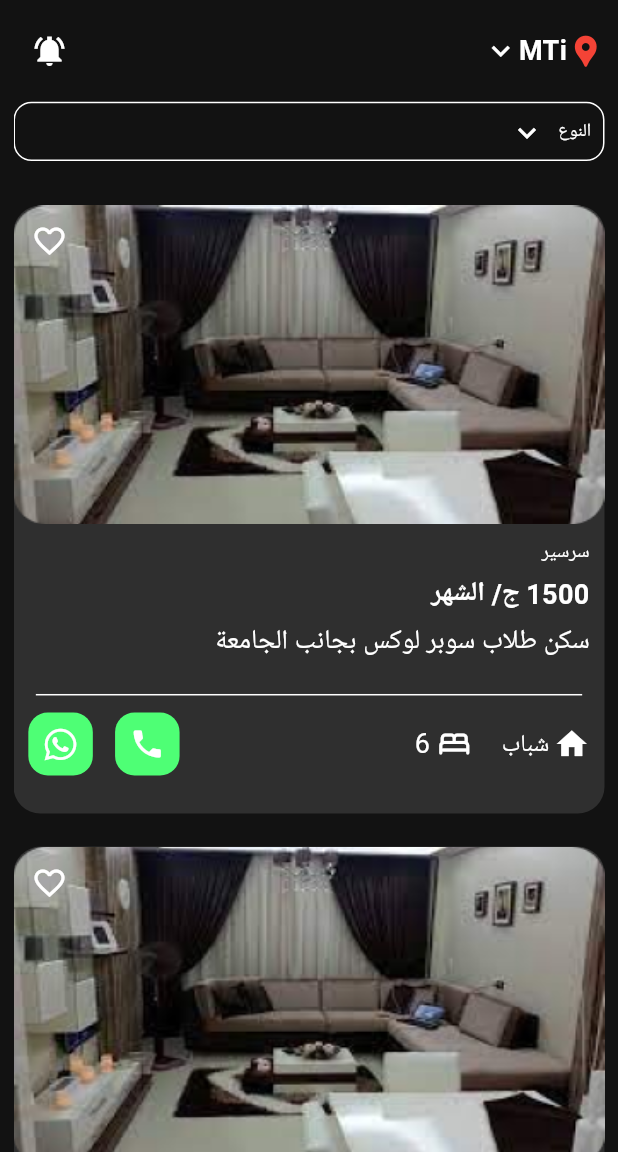
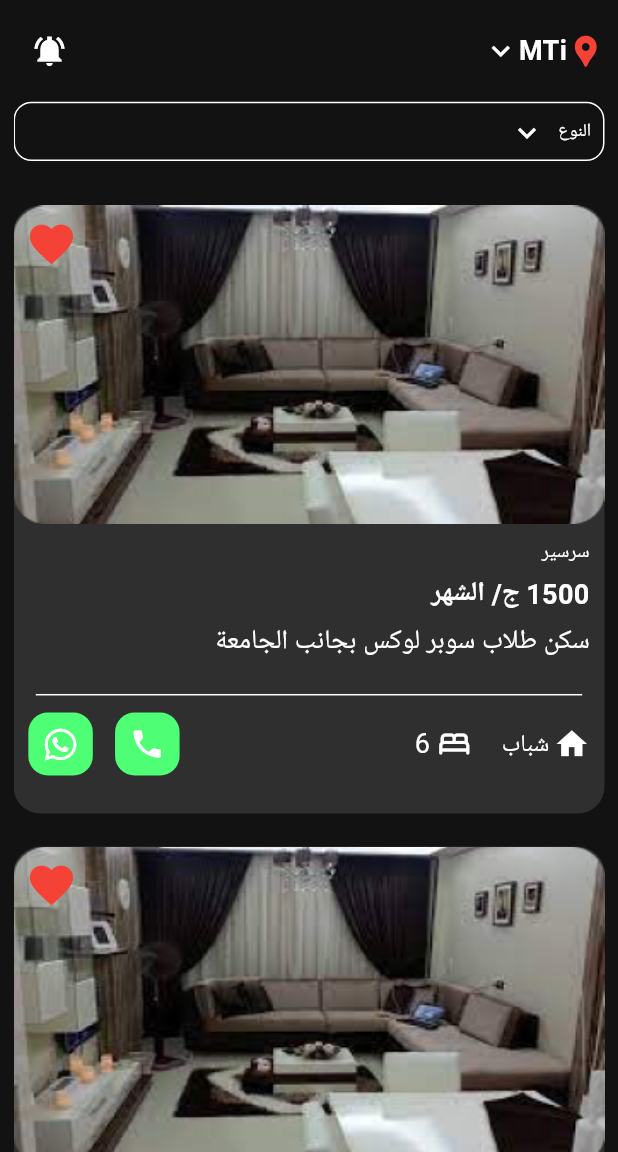
Before and after one commit to aymanaboelela/House_App, a Flutter app: the HomeView screen opened directly, on a phone screen of 412 x 824 dp, the part 84-1236 px from its top. Run offline on Flutter 3.47's test engine with Material 3 defaults, Android fonts, the phone set to English and light mode, and no system bars; our stand-ins replace bloc, concentric_transition, curved_navigation_bar, dots_indicator, flutter_bloc, font_awesome_flutter and 3 more; accounts and stored records are empty; Roboto replaces fonts that are missing (Cairo, Lemonada, Mirza).

```diff
--- a/lib/Features/home/Presentation/views/home_view.dart
+++ b/lib/Features/home/Presentation/views/home_view.dart
@@ -45,7 +45,7 @@ class _HomeViewState extends State<HomeView> {
             SliverList(
               delegate: SliverChildBuilderDelegate(
                 (context, index) {
-                  return CustomProduct();
+                  return const  CustomProduct();
                 },
                 childCount: 10,
               ),
--- a/lib/Features/home/Presentation/widgets/costom_prodact.dart
+++ b/lib/Features/home/Presentation/widgets/costom_prodact.dart
@@ -1,46 +1,24 @@
 import 'package:flutter/material.dart';
+import 'package:flutter_bloc/flutter_bloc.dart';
 import 'package:font_awesome_flutter/font_awesome_flutter.dart';
 import 'package:go_router/go_router.dart';
 import 'package:google_fonts/google_fonts.dart';
+import 'package:house_app_one/Features/home/data/cubit/favoret/favoret_cubit.dart';
 import 'package:house_app_one/core/utils/app_route.dart';
 import '../../../../core/utils/responsive.dart';
-
-import '../../data/shered_preferences/shared_preferences.dart';
 import 'custom_coll.dart';
 
-class CustomProduct extends StatefulWidget {
-  CustomProduct({super.key});
-  @override
-  State<CustomProduct> createState() => _CustomProductState();
-}
-
-class _CustomProductState extends State<CustomProduct> {
-  @override
-  @override
-  void initState() {
-    super.initState();
-    initFavoriteState();
-  }
-
-  Future<void> initFavoriteState() async {
-    // Initialize shared preferences before using it
-    await CacheData.cacheDataInit();
-
-    // Retrieve the favorite state from shared preferences
-    bool cachedFavorite = CacheData.getdata(key: "isfavoretproduct") ?? true;
-
-    // Update the state only if the widget is still mounted
-    if (mounted) {
-      setState(() {
-        isfavorite = cachedFavorite;
-      });
-    }
-  }
-
-  bool isfavorite = true;
-
+class CustomProduct extends StatelessWidget {
+  const CustomProduct({super.key});
   @override
   Widget build(BuildContext context) {
+    return BlocConsumer<FavoretCubit, FavoretState>(
+      listener: (context, state) {
+        if (state is FavoretCachProuduct) {
+          BlocProvider.of<FavoretCubit>(context).getDataProduct();
+        }
+      },
+      builder: (context, state) {
         return Padding(
           padding: const EdgeInsets.only(bottom: 22),
           child: InkWell(
@@ -155,23 +133,17 @@ class _CustomProductState extends State<CustomProduct> {
               Positioned(
                 left: 0,
                 child: IconButton(
-              onPressed: () async {
-                // Save the updated favorite state to shared preferences
-                await CacheData.setData(
-                  key: "isfavoretproduct",
-                  value: !isfavorite,
-                );
-
-
-                setState(() {
-                  isfavorite = !isfavorite;
-                });
+                  onPressed: () {
+                    BlocProvider.of<FavoretCubit>(context).setDataProduct();
                   },
-              icon: isfavorite
+                  icon: BlocProvider.of<FavoretCubit>(context).isfavoriteProduct
                       ? const Icon(Icons.favorite_border)
                       : Icon(
                           Icons.favorite,
-                      color: isfavorite ? Colors.grey : Colors.red,
+                          color: BlocProvider.of<FavoretCubit>(context)
+                                  .isfavoriteProduct
+                              ? Colors.grey
+                              : Colors.red,
                           size: SizeConfig.defaultSize! * 3.5,
                         ),
                 ),
@@ -179,5 +151,7 @@ class _CustomProductState extends State<CustomProduct> {
             ]),
           ),
         );
+      },
+    );
   }
 }
--- /dev/null
+++ b/lib/Features/home/data/cubit/favoret/favoret_state.dart
@@ -0,0 +1,14 @@
+part of 'favoret_cubit.dart';
+
+@immutable
+abstract class FavoretState {}
+
+class FavoretInitial extends FavoretState {}
+
+class FavoretChenge extends FavoretState {}
+
+class FavoretCach extends FavoretState {}
+
+class FavoretChengeProduct extends FavoretState {}
+
+class FavoretCachProuduct extends FavoretState {}
--- a/lib/Features/navbar/presentation/views/location_view.dart
+++ b/lib/Features/navbar/presentation/views/location_view.dart
@@ -5,6 +5,10 @@ class LocationView extends StatelessWidget {
 
   @override
   Widget build(BuildContext context) {
-    return Scaffold();
+    return Scaffold(
+      appBar: AppBar(
+        title: Text("Location"),
+      ),
+    );
   }
 }
--- a/lib/Features/product/presentation/widgets/customproductdescription.dart
+++ b/lib/Features/product/presentation/widgets/customproductdescription.dart
@@ -2,7 +2,6 @@ import 'package:flutter/material.dart';
 import 'package:google_fonts/google_fonts.dart';
 
 import '../../../../core/utils/responsive.dart';
-
 
   class CoustomProductDescription extends StatelessWidget {
   const CoustomProductDescription({super.key});
@@ -24,7 +23,7 @@ import '../../../../core/utils/responsive.dart';
               "الوصف",
               style: GoogleFonts.cairo(fontSize: 22),
             ),
-            SizeVertical(value: 0.5),
+        const    SizeVertical(value: 0.5),
             Text(
               "شقه سوبر لوكس فرش اول ولاد بجانب الجامعه مساعه 5 دقا]ق الكهرباء والمياه علي صاحب السكن ",
               style: GoogleFonts.cairo(fontSize: 17),
```
Also changed, not shown: lib/Features/home/data/cubit/favoret/favoret_cubit.dart (added, +49 -0 lines), lib/Features/navbar/presentation/views/favoret_view.dart (+18 -18 lines), lib/Features/product/presentation/view/product_view.dart (+20 -42 lines), lib/main.dart (+8 -1 lines). Lines whose indentation alone changed are shown as unchanged.
